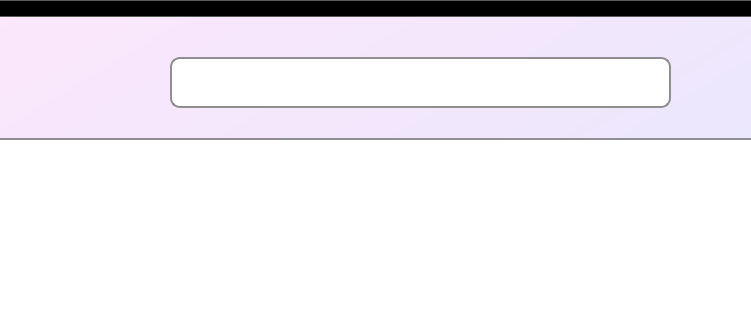
Old version of the form Skribbl App/ClientGUI/startwindow.ui in the repository codralexandra/ProjectModernCpp-Particular-Science; both pictures show x 180 to 931 and y 0 to 320 of the 1273 by 808 pixel window.
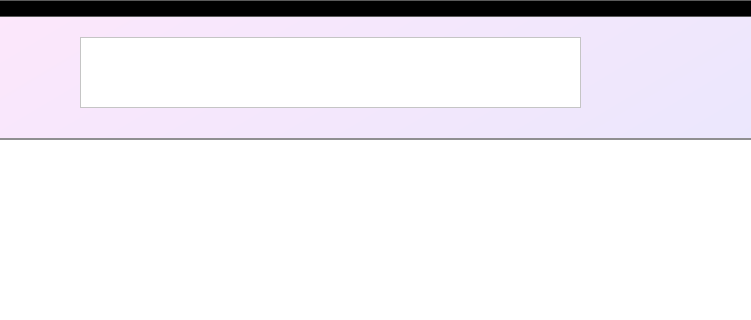
New version of the form. Custom widgets are drawn as their Qt base class.

Commit message: word show for every player on client from server

```diff
--- a/Skribbl App/ClientGUI/startwindow.ui
+++ b/Skribbl App/ClientGUI/startwindow.ui
@@ -17,30 +17,6 @@
    <string notr="true">background: qlineargradient(spread:pad, x1:0, y1:0, x2:0.75, y2:0.79, stop:0 rgba(255, 190, 230, 255), stop:1 rgba(220, 217, 255, 255), x1:0, y1:0, x2:1, y2:1, stop:0 rgba(255, 231, 251, 255), stop:1 rgba(210, 230, 255, 255));</string>
   </property>
   <widget class="QWidget" name="centralWidget">
-   <widget class="QLabel" name="wordLabel">
-    <property name="geometry">
-     <rect>
-      <x>350</x>
-      <y>40</y>
-      <width>501</width>
-      <height>51</height>
-     </rect>
-    </property>
-    <property name="font">
-     <font>
-      <pointsize>12</pointsize>
-     </font>
-    </property>
-    <property name="styleSheet">
-     <string notr="true">background-color: white;
-border: 2px solid #8f8f91;
-border-radius: 10px;
-padding: 2px 4px;</string>
-    </property>
-    <property name="text">
-     <string/>
-    </property>
-   </widget>
    <widget class="drawingWidget" name="drawingView">
     <property name="geometry">
      <rect>
@@ -157,6 +133,29 @@
      </item>
     </layout>
    </widget>
+   <widget class="QTextEdit" name="textEdit">
+    <property name="geometry">
+     <rect>
+      <x>260</x>
+      <y>20</y>
+      <width>501</width>
+      <height>71</height>
+     </rect>
+    </property>
+    <property name="styleSheet">
+     <string notr="true">background: white</string>
+    </property>
+    <property name="html">
+     <string>&lt;!DOCTYPE HTML PUBLIC &quot;-//W3C//DTD HTML 4.0//EN&quot; &quot;http://www.w3.org/TR/REC-html40/strict.dtd&quot;&gt;
+&lt;html&gt;&lt;head&gt;&lt;meta name=&quot;qrichtext&quot; content=&quot;1&quot; /&gt;&lt;meta charset=&quot;utf-8&quot; /&gt;&lt;style type=&quot;text/css&quot;&gt;
+p, li { white-space: pre-wrap; }
+hr { height: 1px; border-width: 0; }
+li.unchecked::marker { content: &quot;\2610&quot;; }
+li.checked::marker { content: &quot;\2612&quot;; }
+&lt;/style&gt;&lt;/head&gt;&lt;body style=&quot; font-family:'Segoe UI'; font-size:9pt; font-weight:400; font-style:normal;&quot;&gt;
+&lt;p style=&quot;-qt-paragraph-type:empty; margin-top:0px; margin-bottom:0px; margin-left:0px; margin-right:0px; -qt-block-indent:0; text-indent:0px;&quot;&gt;&lt;br /&gt;&lt;/p&gt;&lt;/body&gt;&lt;/html&gt;</string>
+    </property>
+   </widget>
   </widget>
   <widget class="QMenuBar" name="menuBar">
    <property name="geometry">
```
The commit also changes 4 other files.
